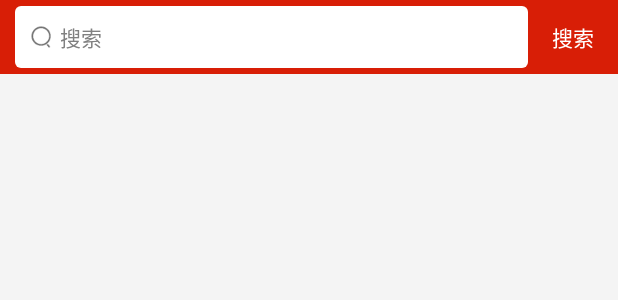
After one commit to hongyang1657/SupermarketSystem, an Android app: the layout activity_serach.xml on its own in the app's theme, with its tools: preview values and no code run, on a phone screen of 412 x 824 dp. The commit adds this screen. Shown: the top 300 px of the screen. Run offline under Robolectric (Android 15) with nearby library versions, the phone set to English and light mode, and no system bars.

Commit message:
加入搜索页面；添加了上拉加载新数据。

```diff
--- a/app/src/main/AndroidManifest.xml
+++ b/app/src/main/AndroidManifest.xml
@@ -34,6 +34,7 @@
         </activity>
 
         <activity android:name=".zxing.activity.CaptureActivity"/>
+        <activity android:name=".view.SearchActivity"/>
     </application>
 
 </manifest>
--- /dev/null
+++ b/app/src/main/res/drawable-v24/edittext_back_shape.xml
@@ -0,0 +1,7 @@
+<?xml version="1.0" encoding="utf-8"?>
+<shape xmlns:android="http://schemas.android.com/apk/res/android"
+    android:shape="rectangle">
+
+    <solid android:color="@color/colorWhite"/>
+    <corners android:radius="4dp"/>
+</shape>
--- /dev/null
+++ b/app/src/main/res/layout/activity_serach.xml
@@ -0,0 +1,43 @@
+<?xml version="1.0" encoding="utf-8"?>
+<LinearLayout xmlns:android="http://schemas.android.com/apk/res/android"
+    xmlns:tools="http://schemas.android.com/tools"
+    android:orientation="vertical"
+    android:background="@color/colorWhiteBack"
+    android:layout_width="match_parent"
+    android:layout_height="match_parent">
+
+    <LinearLayout
+        android:orientation="horizontal"
+        android:background="@color/colorRed"
+        android:layout_width="match_parent"
+        android:layout_height="wrap_content">
+
+        <EditText
+            android:id="@+id/et_search"
+            android:layout_weight="1"
+            android:hint="搜索"
+            android:drawablePadding="4dp"
+            android:gravity="center_vertical"
+            android:textSize="14sp"
+            android:background="@drawable/edittext_back_shape"
+            android:padding="10dp"
+            android:layout_marginStart="10dp"
+            android:layout_marginEnd="2dp"
+            android:layout_marginTop="4dp"
+            android:layout_marginBottom="4dp"
+            android:drawableStart="@mipmap/search"
+            android:layout_width="0dp"
+            android:layout_height="wrap_content" />
+
+        <TextView
+            android:id="@+id/tv_bt_search"
+            android:text="搜索"
+            android:textSize="14sp"
+            android:gravity="center"
+            android:paddingStart="14dp"
+            android:paddingEnd="16dp"
+            android:textColor="@color/colorWhite"
+            android:layout_width="wrap_content"
+            android:layout_height="match_parent" />
+    </LinearLayout>
+</LinearLayout>
--- a/app/src/main/res/values/colors.xml
+++ b/app/src/main/res/values/colors.xml
@@ -36,4 +36,5 @@
     <color name="colorTuomanRed">#f62a5a</color>
     <color name="colorRbSelected">#1296db</color>
     <color name="colorRbNotSelected">#8a8a8a</color>
+    <color name="colorRed">#d81e06</color>
 </resources>
```
Also changed, not shown: app/src/main/java/com/hongy/supermarketsystem/fragment/ListFragment.java (+73 -8 lines), app/src/main/java/com/hongy/supermarketsystem/view/SearchActivity.java (added, +44 -0 lines), app/src/main/res/layout/fragment_list.xml (+15 -7 lines), app/src/main/res/mipmap-xhdpi/search.png (added).
